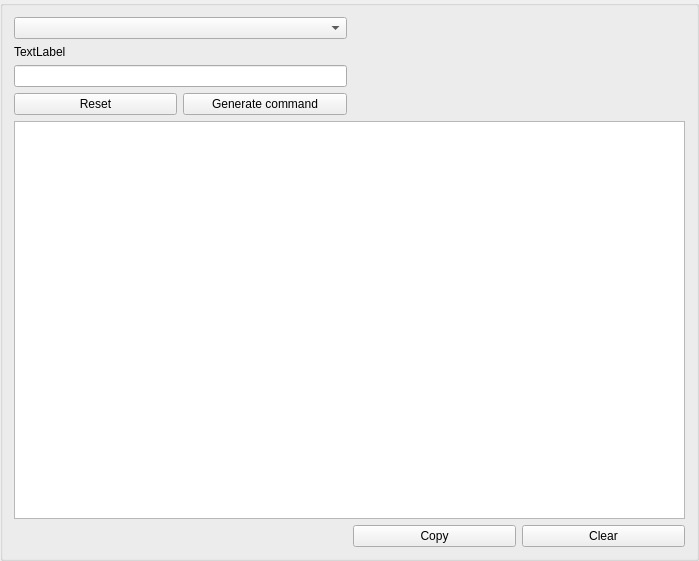
Qt form gui/command/command.ui (LotusAndCompany/devtools) before a commit.
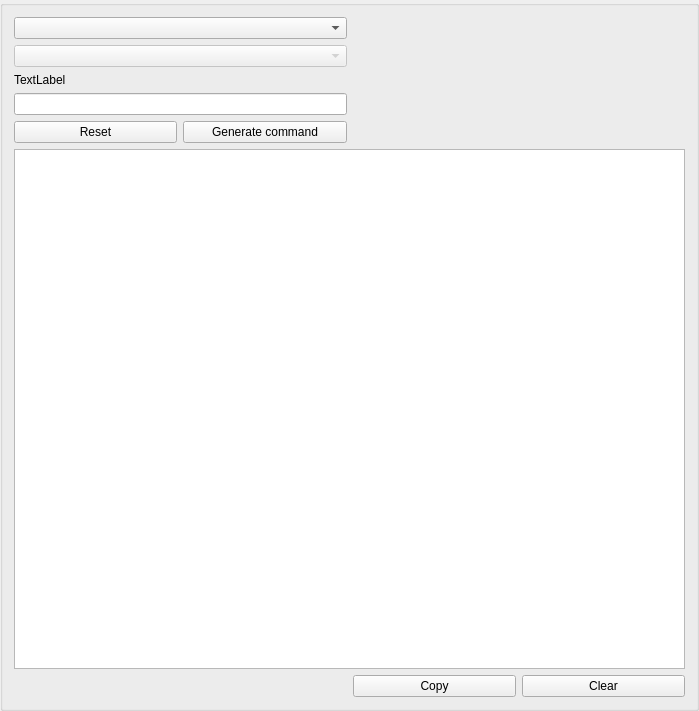
The same form after that commit.

Commit message: added category list and docker command generate.

Patch:
```diff
--- a/gui/command/command.ui
+++ b/gui/command/command.ui
@@ -2,20 +2,40 @@
 <ui version="4.0">
  <class>Command</class>
  <widget class="QGroupBox" name="Command">
+  <property name="enabled">
+   <bool>true</bool>
+  </property>
   <property name="geometry">
    <rect>
     <x>0</x>
     <y>0</y>
     <width>699</width>
-    <height>561</height>
+    <height>711</height>
    </rect>
   </property>
   <property name="windowTitle">
    <string>GroupBox</string>
   </property>
   <layout class="QGridLayout" name="gridLayout">
-   <item row="0" column="0" colspan="2">
+   <item row="6" column="3">
+    <widget class="QPushButton" name="clearButton">
+     <property name="text">
+      <string>Clear</string>
+     </property>
+    </widget>
+   </item>
+   <item row="6" column="2">
+    <widget class="QPushButton" name="copyButton">
+     <property name="text">
+      <string>Copy</string>
+     </property>
+    </widget>
+   </item>
+   <item row="1" column="0" colspan="2">
     <widget class="QComboBox" name="functionsList">
+     <property name="enabled">
+      <bool>false</bool>
+     </property>
      <property name="minimumSize">
       <size>
        <width>0</width>
@@ -27,17 +47,24 @@
      </property>
     </widget>
    </item>
-   <item row="1" column="0">
+   <item row="4" column="1">
+    <widget class="QPushButton" name="generateButton">
+     <property name="text">
+      <string>Generate command</string>
+     </property>
+    </widget>
+   </item>
+   <item row="3" column="0" colspan="2">
+    <widget class="QLineEdit" name="textEdit"/>
+   </item>
+   <item row="2" column="0">
     <widget class="QLabel" name="label">
      <property name="text">
       <string>TextLabel</string>
      </property>
     </widget>
    </item>
-   <item row="2" column="0" colspan="2">
-    <widget class="QLineEdit" name="textEdit"/>
-   </item>
-   <item row="3" column="0">
+   <item row="4" column="0">
     <widget class="QPushButton" name="resetButton">
      <property name="font">
       <font>
@@ -49,14 +76,7 @@
      </property>
     </widget>
    </item>
-   <item row="3" column="1">
-    <widget class="QPushButton" name="generateButton">
-     <property name="text">
-      <string>Generate command</string>
-     </property>
-    </widget>
-   </item>
-   <item row="4" column="0" colspan="4">
+   <item row="5" column="0" colspan="4">
     <widget class="QTextBrowser" name="textBrowser">
      <property name="html">
       <string notr="true">&lt;!DOCTYPE HTML PUBLIC &quot;-//W3C//DTD HTML 4.0//EN&quot; &quot;http://www.w3.org/TR/REC-html40/strict.dtd&quot;&gt;
@@ -70,19 +90,8 @@
      </property>
     </widget>
    </item>
-   <item row="5" column="2">
-    <widget class="QPushButton" name="copyButton">
-     <property name="text">
-      <string>Copy</string>
-     </property>
-    </widget>
-   </item>
-   <item row="5" column="3">
-    <widget class="QPushButton" name="clearButton">
-     <property name="text">
-      <string>Clear</string>
-     </property>
-    </widget>
+   <item row="0" column="0" colspan="2">
+    <widget class="QComboBox" name="categoryList"/>
    </item>
   </layout>
  </widget>
```
The commit also changes 2 other files.
